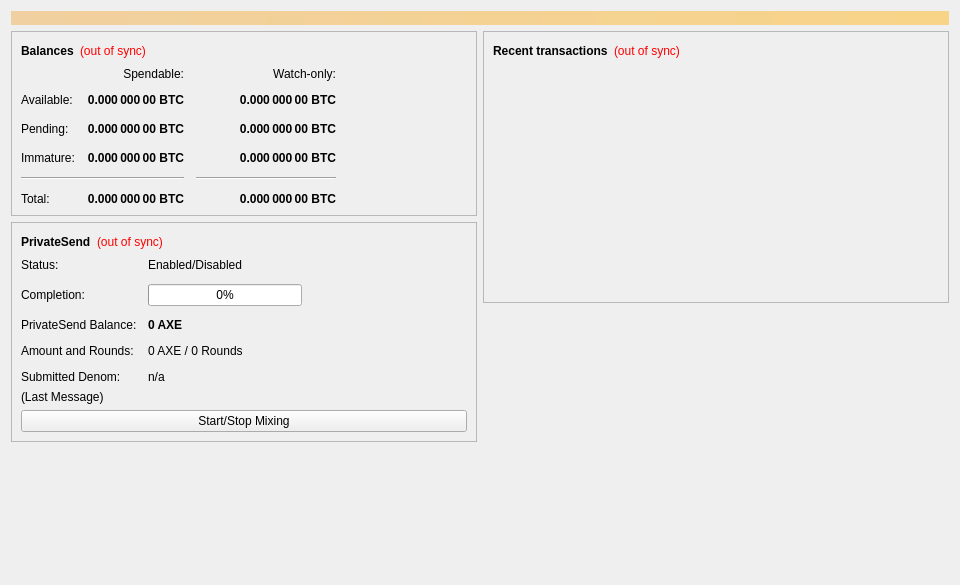
The window that src/qt/forms/overviewpage.ui (AXErunners/axe) describes before a commit, drawn with Qt 5.
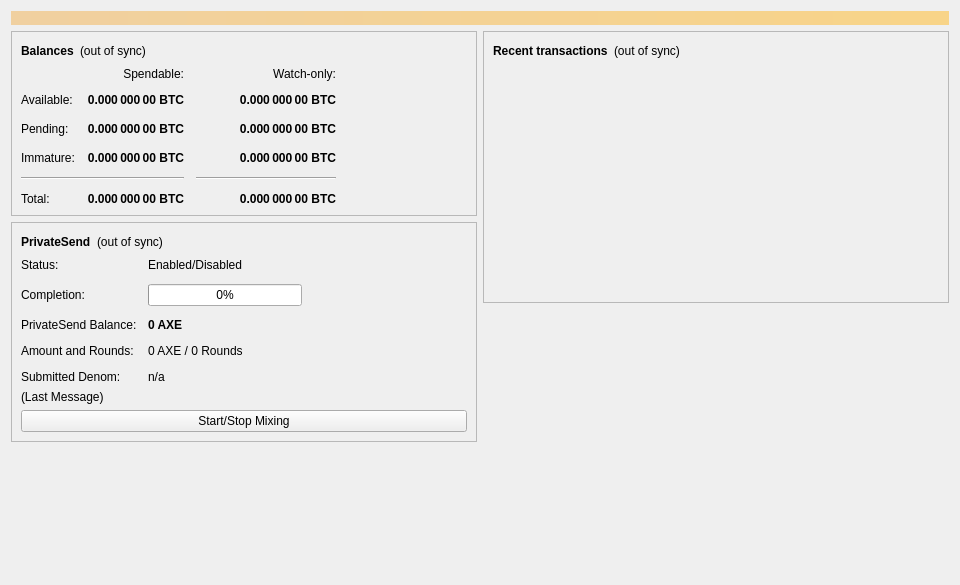
The same window after the commit.

Commit message: No coloring via forms (*.ui)

Patch:
```diff
--- a/src/qt/forms/overviewpage.ui
+++ b/src/qt/forms/overviewpage.ui
@@ -72,9 +72,6 @@
               <property name="toolTip">
                <string>The displayed information may be out of date. Your wallet automatically synchronizes with the Axe network after a connection is established, but this process has not completed yet.</string>
               </property>
-              <property name="styleSheet">
-               <string notr="true">QLabel { color: red; }</string>
-              </property>
               <property name="text">
                <string notr="true">(out of sync)</string>
               </property>
@@ -427,9 +424,6 @@
               <property name="toolTip">
                <string>The displayed information may be out of date. Your wallet automatically synchronizes with the Axe network after a connection is established, but this process has not completed yet.</string>
               </property>
-              <property name="styleSheet">
-               <string notr="true">QLabel { color: red; }</string>
-              </property>
               <property name="text">
                <string notr="true">(out of sync)</string>
               </property>
@@ -630,9 +624,6 @@
               <property name="toolTip">
                <string>The displayed information may be out of date. Your wallet automatically synchronizes with the Axe network after a connection is established, but this process has not completed yet.</string>
               </property>
-              <property name="styleSheet">
-               <string notr="true">QLabel { color: red; }</string>
-              </property>
               <property name="text">
                <string notr="true">(out of sync)</string>
               </property>
```
The commit also changes 4 other files.
